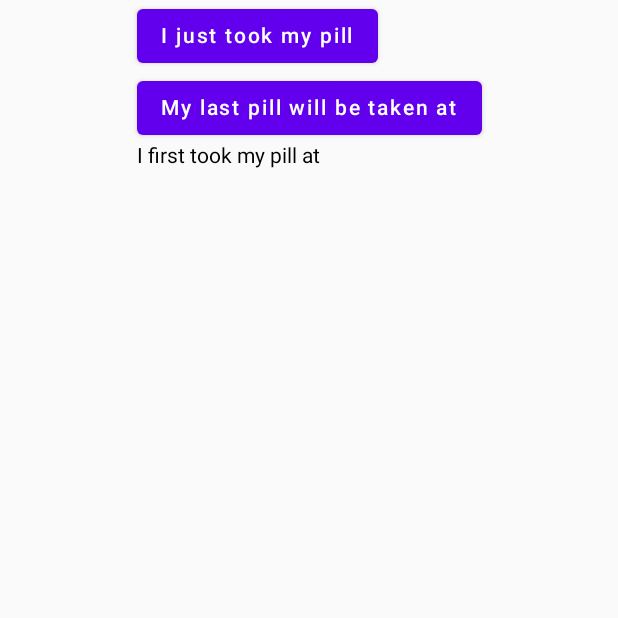
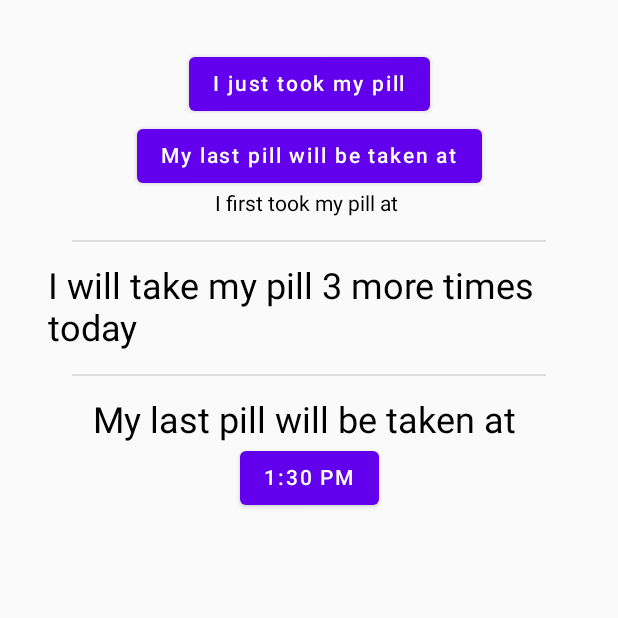
Before and after one commit to Wikignometry/med-alarm, an Android app built with Jetpack Compose: the screen it shows after launch (MainActivity), on a phone screen of 412 x 824 dp, the top half of it. Run offline under Robolectric (Android 15) with nearby library versions, the phone set to English and light mode, and no system bars.

Commit message:
Kinda poor mockup layout

```diff
--- a/app/src/main/java/com/medalarm/medalarm/MainActivity.kt
+++ b/app/src/main/java/com/medalarm/medalarm/MainActivity.kt
@@ -1,20 +1,13 @@
 package com.medalarm.medalarm
 
 import android.app.TimePickerDialog
-import android.content.Context
 import android.os.Bundle
-import android.util.Log
 import android.widget.TimePicker
 import androidx.activity.ComponentActivity
 import androidx.activity.compose.setContent
-import androidx.compose.foundation.layout.fillMaxSize
-import android.widget.Toast
-import androidx.compose.foundation.layout.Column
-import androidx.compose.foundation.layout.Row
-import androidx.compose.foundation.layout.fillMaxWidth
+import androidx.compose.foundation.layout.*
 import androidx.compose.material.*
 import androidx.compose.runtime.Composable
-import androidx.compose.runtime.MutableState
 import androidx.compose.runtime.mutableStateOf
 import androidx.compose.runtime.remember
 import androidx.compose.runtime.getValue
@@ -24,13 +17,9 @@ import androidx.compose.ui.platform.LocalContext
 import androidx.compose.ui.Modifier
 import androidx.compose.ui.Alignment
 import androidx.compose.ui.tooling.preview.Preview
-import androidx.datastore.core.DataStore
-import com.medalarm.medalarm.ui.theme.MedAlarmTheme
-import kotlinx.coroutines.flow.map
-import java.security.AccessController.getContext
+import androidx.compose.ui.unit.dp
+import androidx.compose.ui.unit.sp
 import java.util.*
-import java.util.concurrent.Flow
-import java.util.prefs.Preferences
 
 
 class MainActivity : ComponentActivity() {
@@ -52,7 +41,11 @@ class MainActivity : ComponentActivity() {
 @Preview
 fun TimerScreen() {
     var time by rememberSaveable { mutableStateOf("") }
-    Column{
+    var time2 by rememberSaveable { mutableStateOf("") }
+    Column(
+        horizontalAlignment = Alignment.CenterHorizontally,
+        modifier = Modifier.padding(32.dp)
+    ){
         TimePickerButton ("I just took my pill", "Time Logged!", time) { _, hour: Int, minute: Int ->
             time = "$hour:$minute"
         }
@@ -63,6 +56,18 @@ fun TimerScreen() {
 //        ShowTimePicker("I already took my pill")
 //        Text("next one")
 //        ShowTimePicker("Last pill taken at")
+
+        Divider(modifier = Modifier.padding(16.dp))
+
+        Text("I will take my pill 3 more times today", fontSize = 24.sp)
+
+        Divider(modifier = Modifier.padding(16.dp))
+
+        Text("My last pill will be taken at ", fontSize = 24.sp)
+
+        Button({}) {
+            Text("1:30 PM")
+        }
     }
 }
 
```
